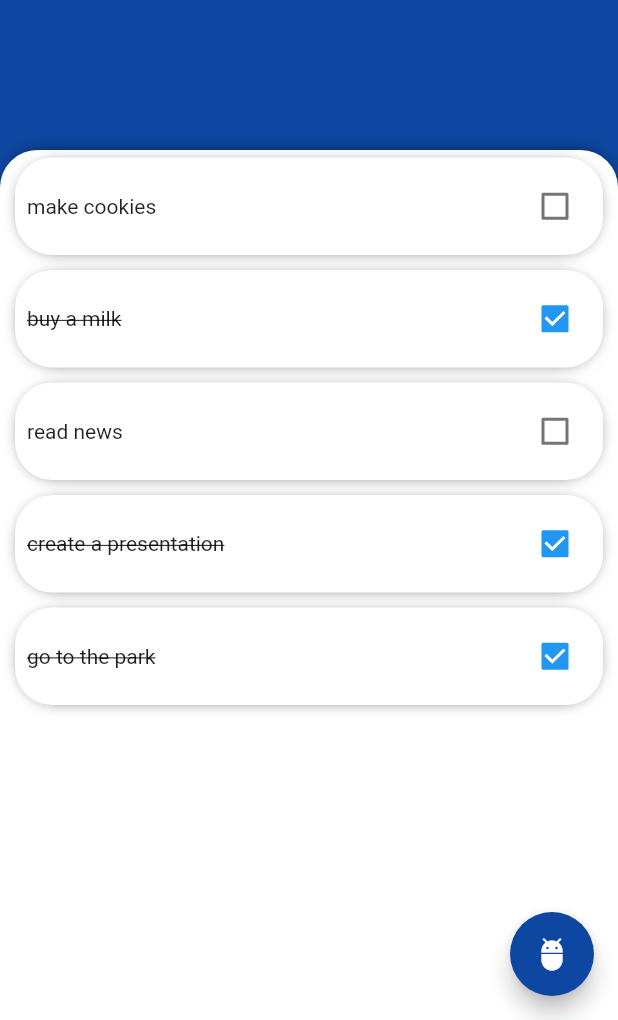
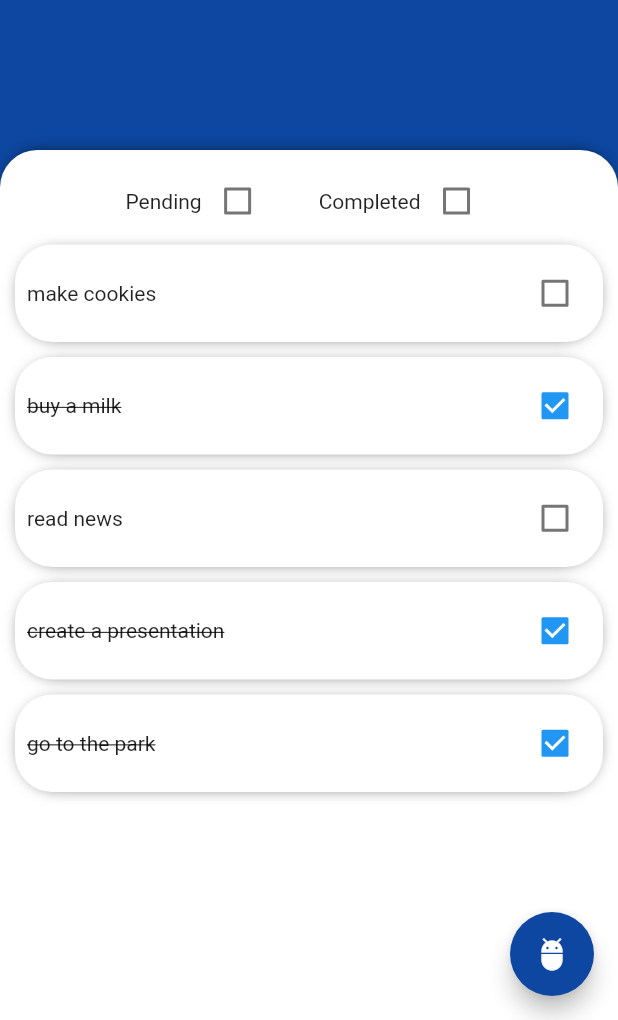
Before and after one commit to jamescardona11/base-state-management, a Flutter app: the screen it shows after launch, on a phone screen of 412 x 824 dp, the part 216-1236 px from its top. Run offline on Flutter 3.47's test engine with Material 2 defaults, Android fonts, the phone set to English and light mode, and no system bars.

Commit message:
Filter for list todo

```diff
--- a/todo_app/lib/home_page.dart
+++ b/todo_app/lib/home_page.dart
@@ -10,6 +10,8 @@ class HomePage extends StatefulWidget {
 
 class _HomePageState extends State<HomePage> {
   String newValue = '';
+  bool completed = false;
+  bool pending = false;
 
   @override
   Widget build(BuildContext context) {
@@ -47,7 +49,44 @@ class _HomePageState extends State<HomePage> {
                     )
                   ],
                 ),
-                child: TaskList(addValue: newValue),
+                child: Column(
+                  children: [
+                    Container(
+                      margin: EdgeInsets.only(top: 10),
+                      child: Row(
+                        mainAxisAlignment: MainAxisAlignment.center,
+                        children: [
+                          Text('Pending'),
+                          Checkbox(
+                            value: pending,
+                            onChanged: (value) {
+                              setState(() {
+                                pending = value;
+                              });
+                            },
+                          ),
+                          SizedBox(width: 30),
+                          Text('Completed'),
+                          Checkbox(
+                            value: completed,
+                            onChanged: (value) {
+                              setState(() {
+                                completed = value;
+                              });
+                            },
+                          ),
+                        ],
+                      ),
+                    ),
+                    Expanded(
+                      child: TaskList(
+                        addValue: newValue,
+                        completed: completed,
+                        pending: pending,
+                      ),
+                    ),
+                  ],
+                ),
               ),
             )
           ],
--- a/todo_app/lib/task_list.dart
+++ b/todo_app/lib/task_list.dart
@@ -3,8 +3,15 @@ import 'package:todo_app/model/todo.dart';
 
 class TaskList extends StatefulWidget {
   String addValue;
+  final bool completed;
+  final bool pending;
 
-  TaskList({Key key, this.addValue}) : super(key: key);
+  TaskList({
+    Key key,
+    this.addValue,
+    this.completed,
+    this.pending,
+  }) : super(key: key);
 
   @override
   _TaskListState createState() => _TaskListState();
@@ -30,9 +37,20 @@ class _TaskListState extends State<TaskList> {
       setState(() {});
       widget.addValue = '';
     }
+
+    List<Todo> filterList = listOfTodo;
+    if (!widget.pending && widget.completed) {
+      filterList = listOfTodo.where((element) => element.check).toList();
+    } else if (widget.pending && !widget.completed) {
+      filterList = listOfTodo.where((element) => !element.check).toList();
+    }
+
     return ListView.builder(
-      itemCount: listOfTodo.length,
-      itemBuilder: (context, index) => Container(
+      itemCount: filterList.length,
+      itemBuilder: (context, index) {
+        final done = filterList[index].check;
+
+        return Container(
           height: 65,
           margin: EdgeInsets.symmetric(vertical: 5, horizontal: 10),
           decoration: BoxDecoration(
@@ -53,22 +71,23 @@ class _TaskListState extends State<TaskList> {
               mainAxisAlignment: MainAxisAlignment.spaceBetween,
               children: [
                 Text(
-                listOfTodo[index].name,
+                  filterList[index].name,
                   style: TextStyle(
-                  decoration: listOfTodo[index].check ? TextDecoration.lineThrough : TextDecoration.none,
+                    decoration: done ? TextDecoration.lineThrough : TextDecoration.none,
                   ),
                 ),
                 Checkbox(
-                value: listOfTodo[index].check,
+                  value: done,
                   onChanged: (value) {
-                  listOfTodo[index].check = value;
+                    filterList[index].check = value;
                     setState(() {});
                   },
                 ),
               ],
             ),
           ),
-      ),
+        );
+      },
     );
   }
 }
```
Lines whose indentation alone changed are shown as unchanged.
